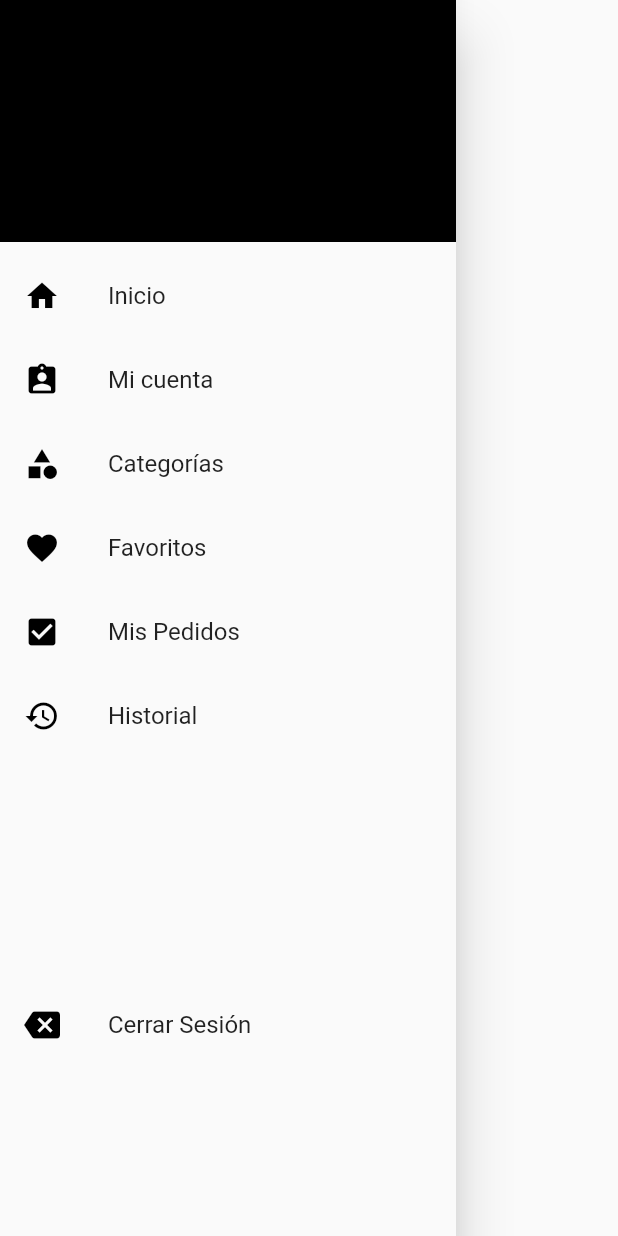
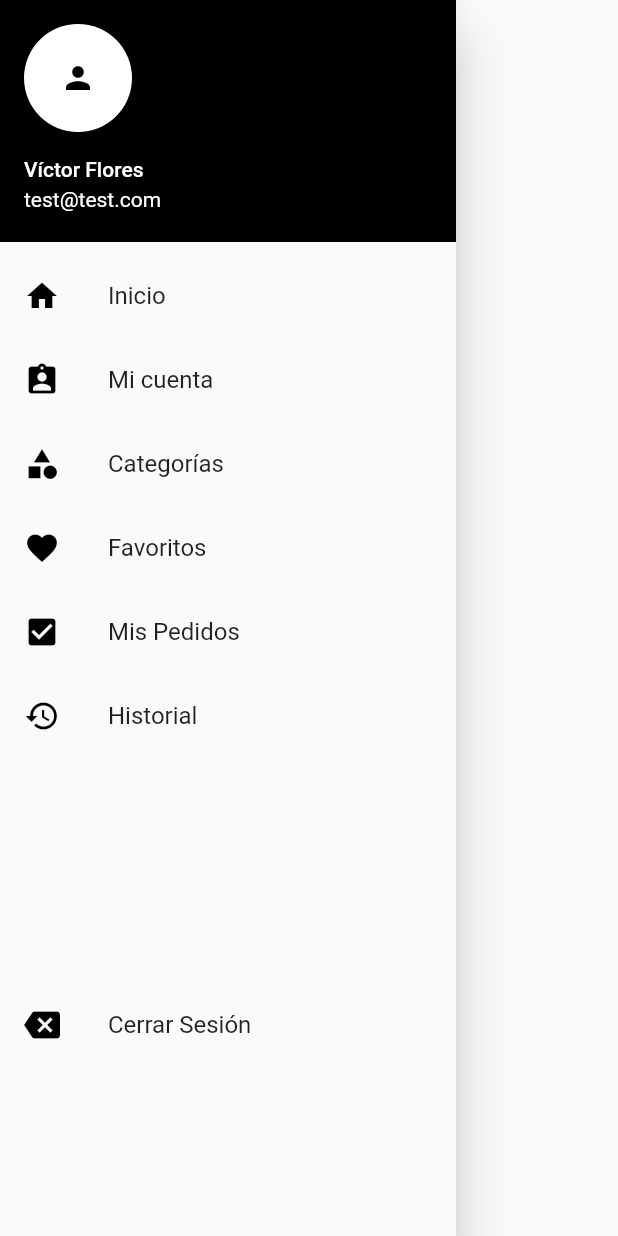
Before and after one commit to Martin444/altba, a Flutter app: the MenuWidget widget shown alone on an empty page, opened directly, on a phone screen of 412 x 824 dp. Run offline on Flutter 3.47's test engine with Material 2 defaults, Android fonts, the phone set to English and light mode, and no system bars; our stand-ins replace carousel_slider, rxdart, shared_preferences; accounts and stored records are empty; network calls fail; statements that could not run were skipped.

```diff
--- a/lib/src/widgets/menu_widget.dart
+++ b/lib/src/widgets/menu_widget.dart
@@ -14,13 +14,26 @@ class MenuWidget extends StatelessWidget {
       child: ListView(
         padding: EdgeInsets.zero,
         children: <Widget>[
-          DrawerHeader(
+          /*DrawerHeader(
             child: Container(),
+          ),*/
+          new UserAccountsDrawerHeader(
+            //currentAccountPicture: Image.asset('assets/icon/altba-icon.png'),
+            accountName: Text('Víctor Flores'),
+            accountEmail: Text('test@test.com'),
+          currentAccountPicture: GestureDetector(
+            child: new CircleAvatar(
+              backgroundColor: Colors.white,
+              child: Icon(Icons.person,
+              color: Colors.black,
+              ),
+            ),
+          ),
             decoration: BoxDecoration(
               image: DecorationImage(
                 image: AssetImage('assets/images/menu-img.jpg'),
                 fit: BoxFit.cover
-              )
+              ),
             ),
           ),
 
```
Also changed, not shown: lib/src/componentes/home_products.dart (added, +20 -0 lines), lib/src/pages/home_page.dart (+13 -79 lines).
